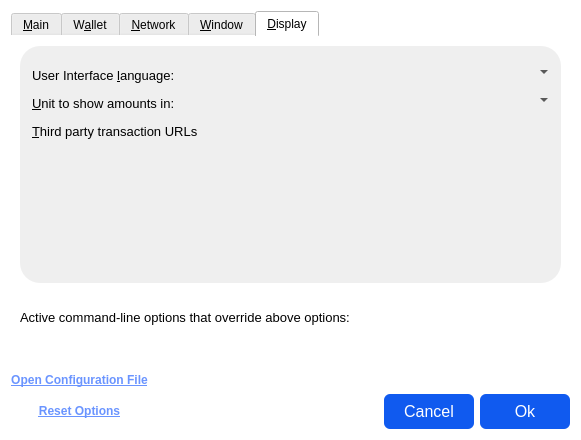
Above: src/qt/forms/optionsdialog.ui from Veil-Project/veil before the change. Below: the same form after it.
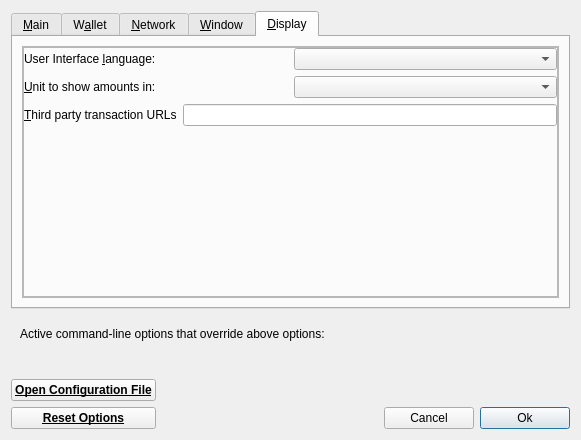
That is the form after the change. The open tabs and pages were chosen to show the change. Icons and pictures are not drawn. Custom widgets are drawn as their Qt base class.

```diff
--- a/src/qt/forms/optionsdialog.ui
+++ b/src/qt/forms/optionsdialog.ui
@@ -19,27 +19,16 @@
   <property name="windowTitle">
    <string>Options</string>
   </property>
-  <property name="styleSheet">
-   <string notr="true">background-color:white;
-border:none;</string>
-  </property>
   <property name="modal">
    <bool>true</bool>
   </property>
   <layout class="QVBoxLayout" name="verticalLayout">
    <item>
     <widget class="QTabWidget" name="tabWidget">
-     <property name="styleSheet">
-      <string notr="true"/>
-     </property>
      <property name="currentIndex">
       <number>1</number>
      </property>
      <widget class="QWidget" name="tabMain">
-      <property name="styleSheet">
-       <string notr="true">padding-top:6px;
-background-color:transparent;</string>
-      </property>
       <attribute name="title">
        <string>&amp;Main</string>
       </attribute>
@@ -52,13 +41,6 @@
            <height>0</height>
           </size>
          </property>
-         <property name="styleSheet">
-          <string notr="true">#frame_2{
-background-color:#10000000;
-border-radius:20px;
-padding:9px;
-}</string>
-         </property>
          <property name="frameShape">
           <enum>QFrame::StyledPanel</enum>
          </property>
@@ -115,9 +97,6 @@
             </item>
             <item alignment="Qt::AlignHCenter">
              <widget class="QSpinBox" name="pruneSize">
-              <property name="styleSheet">
-               <string notr="true">border-bottom: 1px solid #bababa;</string>
-              </property>
               <property name="alignment">
                <set>Qt::AlignCenter</set>
               </property>
@@ -175,9 +154,6 @@
             </item>
             <item alignment="Qt::AlignHCenter">
              <widget class="QSpinBox" name="databaseCache">
-              <property name="styleSheet">
-               <string notr="true">border-bottom: 1px solid #bababa;</string>
-              </property>
               <property name="alignment">
                <set>Qt::AlignCenter</set>
               </property>
@@ -228,9 +204,6 @@
               <property name="toolTip">
                <string>(0 = auto, &lt;0 = leave that many cores free)</string>
               </property>
-              <property name="styleSheet">
-               <string notr="true">border-bottom: 1px solid #bababa;</string>
-              </property>
               <property name="alignment">
                <set>Qt::AlignCenter</set>
               </property>
@@ -257,9 +230,6 @@
       </layout>
      </widget>
      <widget class="QWidget" name="tabWallet">
-      <property name="styleSheet">
-       <string notr="true">padding-top:6px;</string>
-      </property>
       <attribute name="title">
        <string>W&amp;allet</string>
       </attribute>
@@ -272,13 +242,6 @@
            <height>100</height>
           </size>
          </property>
-         <property name="styleSheet">
-          <string notr="true">#frame_3{
-background-color:#10000000;
-border-radius:20px;
-padding:9px;
-}</string>
-         </property>
          <property name="frameShape">
           <enum>QFrame::StyledPanel</enum>
          </property>
@@ -300,9 +263,6 @@
           </property>
           <item>
            <widget class="QGroupBox" name="groupBox">
-            <property name="styleSheet">
-             <string notr="true">background-color:transparent;</string>
-            </property>
             <property name="title">
              <string>Expert</string>
             </property>
@@ -331,6 +291,13 @@
                </property>
               </widget>
              </item>
+             <item>
+              <widget class="QCheckBox" name="applyDarkMode">
+               <property name="text">
+                <string>Enable Dark Theme</string>
+               </property>
+              </widget>
+             </item>
             </layout>
            </widget>
           </item>
@@ -353,9 +320,6 @@
       </layout>
      </widget>
      <widget class="QWidget" name="tabNetwork">
-      <property name="styleSheet">
-       <string notr="true">padding-top:6px;</string>
-      </property>
       <attribute name="title">
        <string>&amp;Network</string>
       </attribute>
@@ -368,13 +332,6 @@
            <height>0</height>
           </size>
          </property>
-         <property name="styleSheet">
-          <string notr="true">#frame_5{
-background-color:#10000000;
-border-radius:20px;
-padding:9px;
-}</string>
-         </property>
          <property name="frameShape">
           <enum>QFrame::StyledPanel</enum>
          </property>
@@ -402,9 +359,6 @@
               <height>0</height>
              </size>
             </property>
-            <property name="styleSheet">
-             <string notr="true">background-color:transparent;</string>
-            </property>
             <property name="frameShape">
              <enum>QFrame::StyledPanel</enum>
             </property>
@@ -744,9 +698,6 @@
       </layout>
      </widget>
      <widget class="QWidget" name="tabWindow">
-      <property name="styleSheet">
-       <string notr="true">padding-top:6px;</string>
-      </property>
       <attribute name="title">
        <string>&amp;Window</string>
       </attribute>
@@ -759,13 +710,6 @@
            <height>100</height>
           </size>
          </property>
-         <property name="styleSheet">
-          <string notr="true">#frame_6{
-background-color:#10000000;
-border-radius:20px;
-padding:9px;
-}</string>
-         </property>
          <property name="frameShape">
           <enum>QFrame::StyledPanel</enum>
          </property>
@@ -793,9 +737,6 @@
                   <height>0</height>
                 </size>
               </property>
-              <property name="styleSheet">
-                <string notr="true">background-color:transparent;</string>
-              </property>
               <property name="frameShape">
                 <enum>QFrame::StyledPanel</enum>
               </property>
@@ -867,22 +808,12 @@
       </layout>
      </widget>
      <widget class="QWidget" name="tabDisplay">
-      <property name="styleSheet">
-       <string notr="true">padding-top:6px;</string>
-      </property>
       <attribute name="title">
        <string>&amp;Display</string>
       </attribute>
       <layout class="QVBoxLayout" name="verticalLayout_Display">
        <item>
         <widget class="QFrame" name="frame_8">
-         <property name="styleSheet">
-          <string notr="true">#frame_8{
-background-color:#10000000;
-border-radius:20px;
-padding:9px;
-}</string>
-         </property>
          <property name="frameShape">
           <enum>QFrame::StyledPanel</enum>
          </property>
@@ -910,9 +841,6 @@
               <height>100</height>
              </size>
             </property>
-            <property name="styleSheet">
-             <string notr="true">background-color:transparent;</string>
-            </property>
             <property name="frameShape">
              <enum>QFrame::StyledPanel</enum>
             </property>
@@ -936,9 +864,6 @@
               <layout class="QHBoxLayout" name="horizontalLayout_1_Display">
                <item>
                 <widget class="QLabel" name="langLabel">
-                 <property name="styleSheet">
-                  <string notr="true">font-size:13px;</string>
-                 </property>
                  <property name="text">
                   <string>User Interface &amp;language:</string>
                  </property>
@@ -955,32 +880,6 @@
                  <property name="toolTip">
                   <string>The user interface language can be set here. This setting will take effect after restarting %1.</string>
                  </property>
-                 <property name="styleSheet">
-                  <string notr="true">QValueComboBox{
-	font-size:13px;
-    selection-color: #000000;
-}
-
-QValueComboBox QFrame{
-	background-color:white;
-}
-
-QValueComboBox::drop-down {
-   background-color:white;
-   color:#bababa;
-}
-QToolTip {
-    color: #ffffff;
-    background-color: #6f9bf5;
-    font-size:11pt;
-    border: none;
-    border-radius:20px;
-    padding:6px;
-    margin:0px;
-    min-height: 35px;
-    qproperty-alignment: 'AlignVCenter | AlignCenter';
-}</string>
-                 </property>
                 </widget>
                </item>
               </layout>
@@ -989,9 +888,6 @@
               <layout class="QHBoxLayout" name="horizontalLayout_2_Display">
                <item>
                 <widget class="QLabel" name="unitLabel">
-                 <property name="styleSheet">
-                  <string notr="true">font-size:13px;</string>
-                 </property>
                  <property name="text">
                   <string>&amp;Unit to show amounts in:</string>
                  </property>
@@ -1008,33 +904,6 @@
                  <property name="toolTip">
                   <string>Choose the default subdivision unit to show in the interface and when sending coins.</string>
                  </property>
-                 <property name="styleSheet">
-                  <string notr="true">QValueComboBox{
-	font-size:13px;
-    selection-color: #000000;
-}
-
-QValueComboBox QFrame{
-	background-color:white;
-}
-
-QValueComboBox::drop-down {
-   background-color:white;
-   color:#bababa;
-}
-
-QToolTip {
-    color: #ffffff;
-    background-color: #6f9bf5;
-    font-size:11pt;
-    border: none;
-    border-radius:20px;
-    padding:6px;
-    margin:0px;
-    min-height: 35px;
-    qproperty-alignment: 'AlignVCenter | AlignCenter';
-}</string>
-                 </property>
                 </widget>
                </item>
               </layout>
@@ -1046,9 +915,6 @@
                  <property name="toolTip">
                   <string>Third party URLs (e.g. a block explorer) that appear in the transactions tab as context menu items. %s in the URL is replaced by transaction hash. Multiple URLs are separated by vertical bar |.</string>
                  </property>
-                 <property name="styleSheet">
-                  <string notr="true">font-size:13px;</string>
-                 </property>
                  <property name="text">
                   <string>&amp;Third party transaction URLs</string>
                  </property>
@@ -1062,9 +928,6 @@
                  <property name="toolTip">
                   <string>Third party URLs (e.g. a block explorer) that appear in the transactions tab as context menu items. %s in the URL is replaced by transaction hash. Multiple URLs are separated by vertical bar |.</string>
                  </property>
-                 <property name="styleSheet">
-                  <string notr="true">font-size:13px;</string>
-                 </property>
                 </widget>
                </item>
               </layout>
@@ -1099,9 +962,6 @@
        <layout class="QHBoxLayout" name="horizontalLayout_Bottom">
         <item>
          <widget class="QLabel" name="overriddenByCommandLineInfoLabel">
-          <property name="styleSheet">
-           <string notr="true">font-size:13px;</string>
-          </property>
           <property name="text">
            <string>Active command-line options that override above options:</string>
           </property>
@@ -1160,9 +1020,6 @@
          <property name="toolTip">
           <string>Open the %1 configuration file from the working directory.</string>
          </property>
-         <property name="styleSheet">
-          <string notr="true">color: rgb(106,148,255);</string>
-         </property>
          <property name="text">
           <string>Open Configuration File</string>
          </property>
@@ -1190,9 +1047,6 @@
          <property name="toolTip">
           <string>Reset all client options to default.</string>
          </property>
-         <property name="styleSheet">
-          <string notr="true">color: rgb(106,148,255);</string>
-         </property>
          <property name="text">
           <string>&amp;Reset Options</string>
          </property>
@@ -1283,20 +1137,6 @@
              <height>0</height>
             </size>
            </property>
-           <property name="styleSheet">
-            <string notr="true">#cancelButton{
-border-radius: 6px;
-color: #FFFFFF;
-font-size: 16px;
-background-color:#105aef;
-line-height:10px;
-padding:8 20 8 20;
-}
-
-cancelButton:hover {
-background-color:#0e45b4;
-}</string>
-           </property>
            <property name="text">
             <string>Cancel</string>
            </property>
@@ -1313,20 +1153,6 @@
              <height>0</height>
             </size>
            </property>
-           <property name="styleSheet">
-            <string notr="true">#okButton{
-border-radius: 6px;
-color: #FFFFFF;
-font-size: 16px;
-background-color:#105aef;
-line-height:10px;
-padding:8 20 8 20;
-}
-
-okButton:hover {
-background-color:#0e45b4;
-}</string>
-           </property>
            <property name="text">
             <string>Ok</string>
            </property>
```
